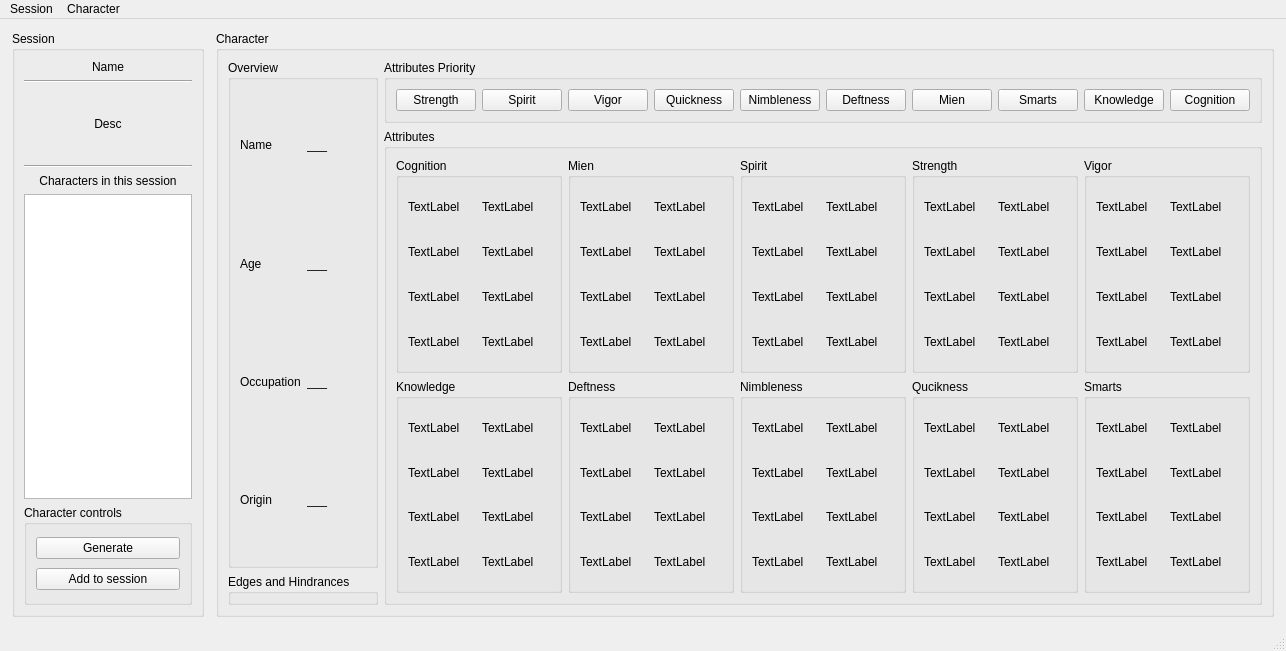
Above: mainwindow.ui from Maciexpol/DeadLandsNPCGenerator before the change. Below: the same form after it.
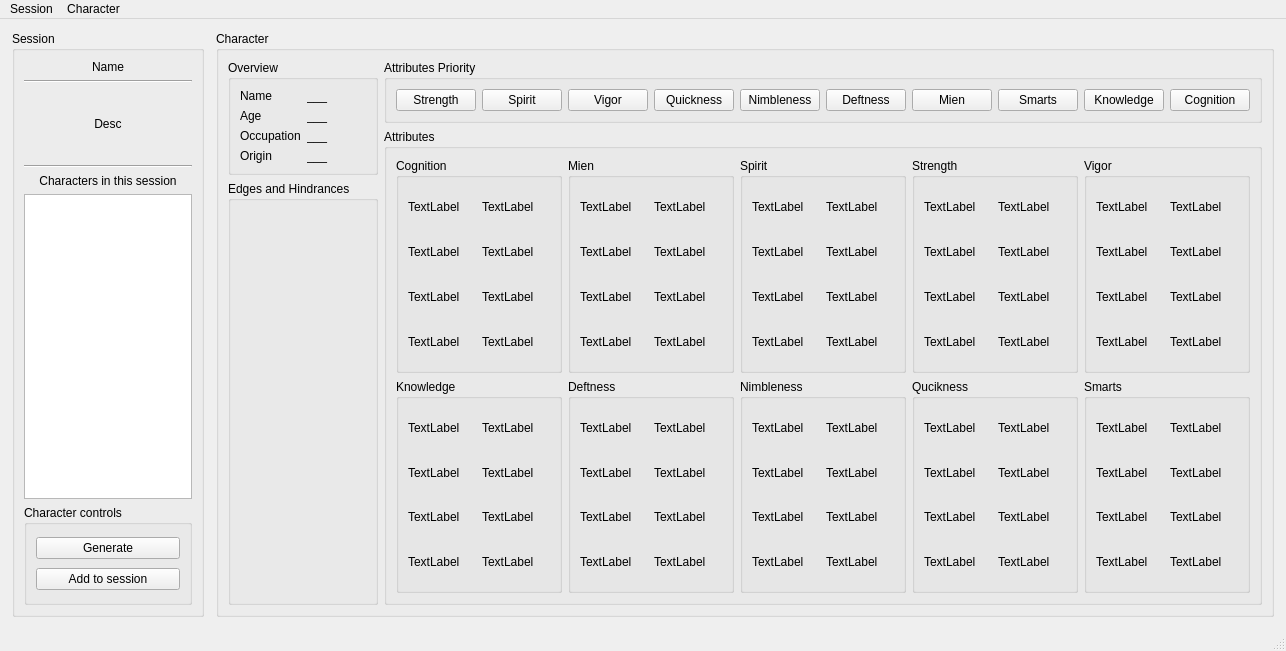
That is the form after the change.

Patch:
```diff
--- a/mainwindow.ui
+++ b/mainwindow.ui
@@ -186,7 +186,7 @@
         </property>
         <layout class="QHBoxLayout" name="horizontalLayout_16" stretch="2,7">
          <item>
-          <layout class="QVBoxLayout" name="backgroundLayout" stretch="2,0">
+          <layout class="QVBoxLayout" name="backgroundLayout" stretch="1,4">
            <item>
             <widget class="QGroupBox" name="OverviewBox">
              <property name="title">
```
Left out of the diff: 4 changed lines with no effect on the pictures.
